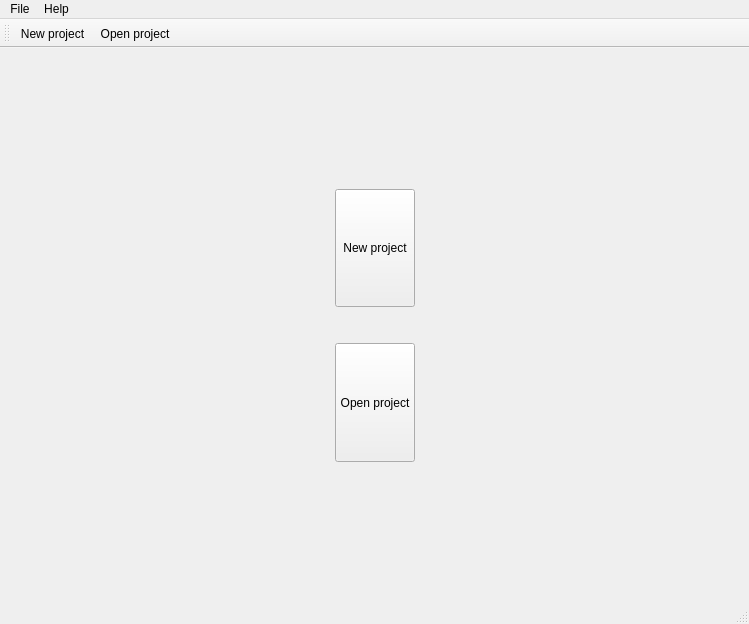
Anton9kin/Milandr_v3, file mainwindow.ui: the form before one commit.
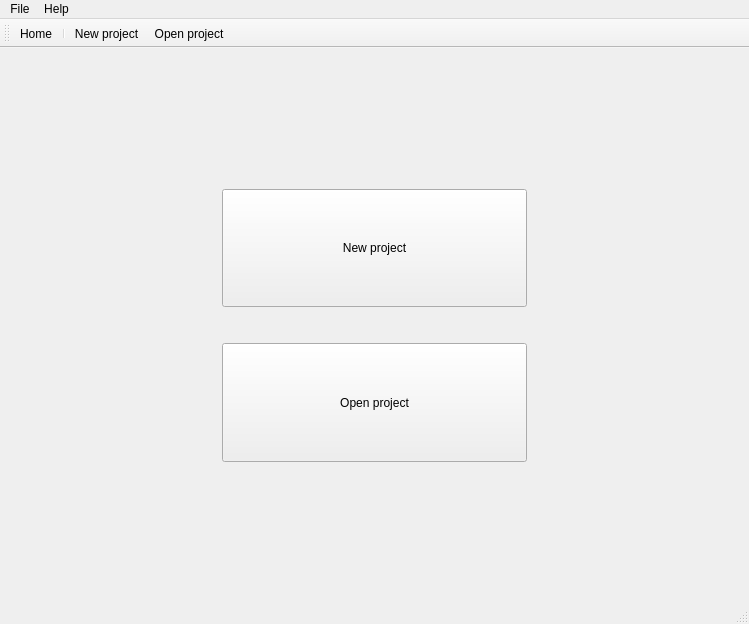
The form after the commit. Icons and pictures are not drawn.

Commit message: Home button is added

Diff of the .ui file:
```diff
--- a/mainwindow.ui
+++ b/mainwindow.ui
@@ -28,7 +28,7 @@
            <enum>Qt::Horizontal</enum>
           </property>
           <property name="sizeType">
-           <enum>QSizePolicy::Expanding</enum>
+           <enum>QSizePolicy::Maximum</enum>
           </property>
           <property name="sizeHint" stdset="0">
            <size>
@@ -117,7 +117,7 @@
            <enum>Qt::Horizontal</enum>
           </property>
           <property name="sizeType">
-           <enum>QSizePolicy::Expanding</enum>
+           <enum>QSizePolicy::Maximum</enum>
           </property>
           <property name="sizeHint" stdset="0">
            <size>
@@ -170,6 +170,8 @@
    <attribute name="toolBarBreak">
     <bool>false</bool>
    </attribute>
+   <addaction name="actionHome"/>
+   <addaction name="separator"/>
    <addaction name="actionNew_project"/>
    <addaction name="actionOpen_project"/>
   </widget>
@@ -215,6 +217,15 @@
     <string>Ctrl+O</string>
    </property>
   </action>
+  <action name="actionHome">
+   <property name="icon">
+    <iconset resource="resources/resources.qrc">
+     <normaloff>:/icons/icon_home.png</normaloff>:/icons/icon_home.png</iconset>
+   </property>
+   <property name="text">
+    <string>Home</string>
+   </property>
+  </action>
  </widget>
  <layoutdefault spacing="6" margin="11"/>
  <resources>
```
Left out of the diff: 2 changed lines with no effect on the pictures. The commit also changes 4 other files.
